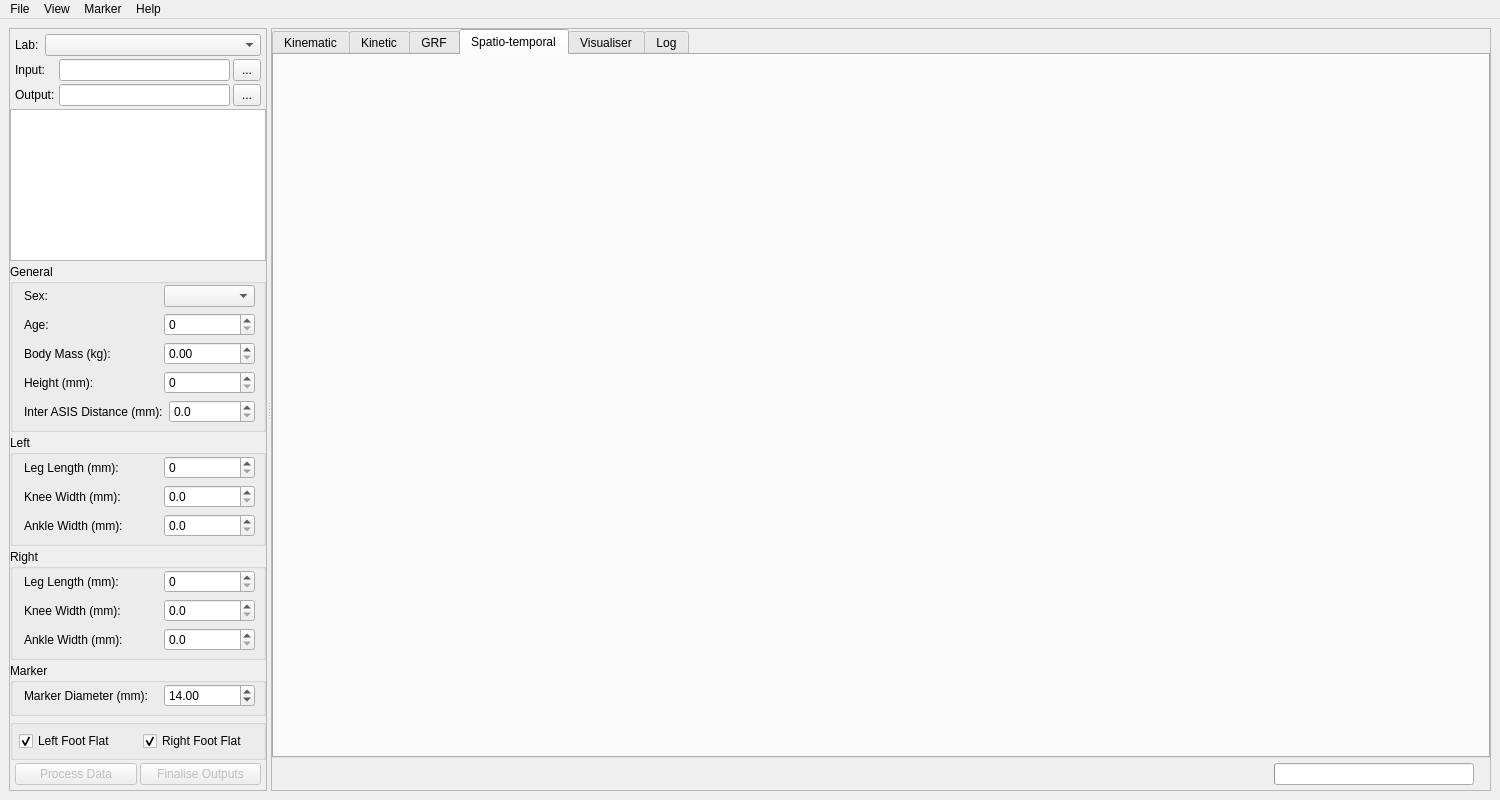
Before: the Qt Designer form src/model_generator/view/qt/main_window.ui in musculoskeletal/gait-model-generator, drawn with Qt 5.
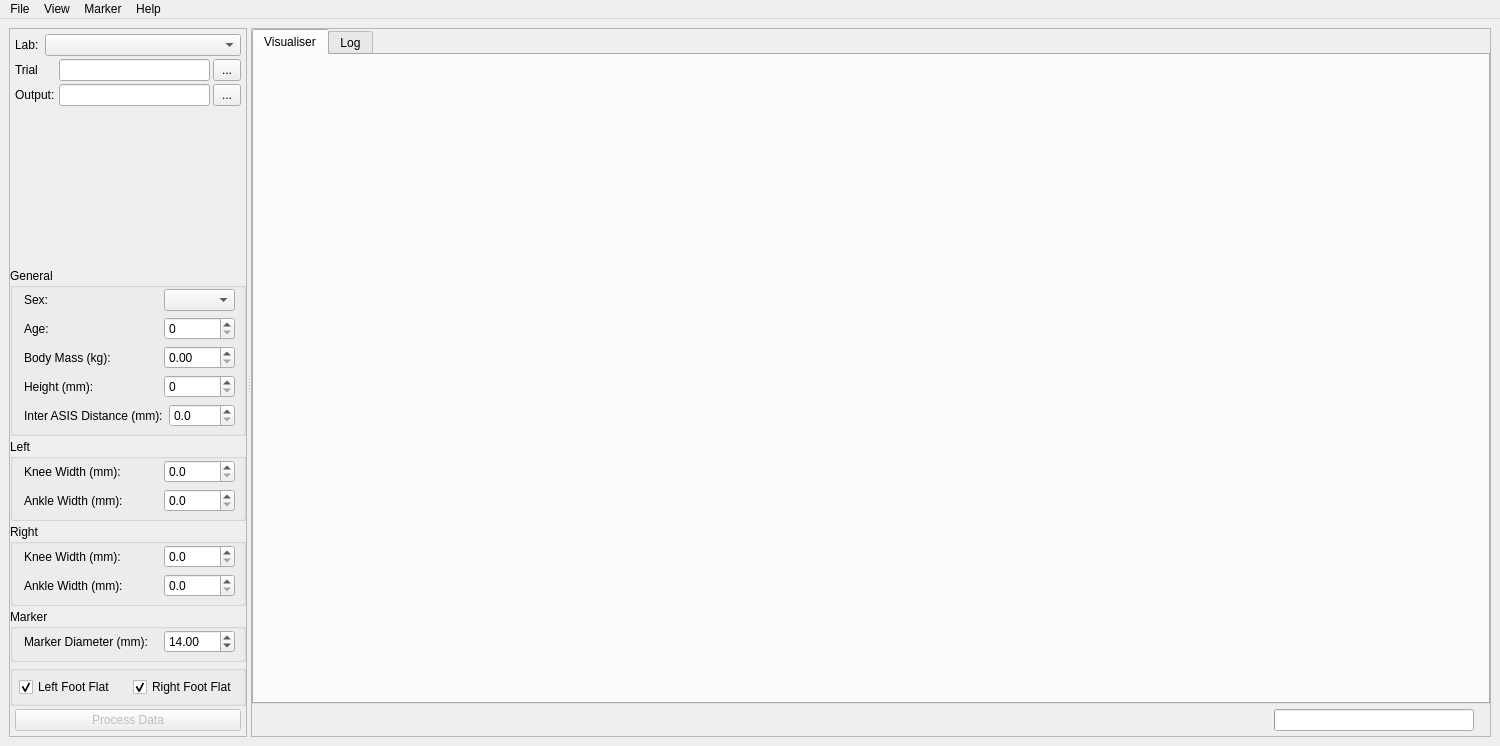
After: the same form once the commit is applied. The open tabs and pages were chosen to show the change. Icons and pictures are not drawn. Custom widgets are drawn as their Qt base class.

Commit message: Simplify main window

```diff
--- a/src/model_generator/view/qt/main_window.ui
+++ b/src/model_generator/view/qt/main_window.ui
@@ -7,7 +7,7 @@
     <x>0</x>
     <y>0</y>
     <width>1500</width>
-    <height>800</height>
+    <height>746</height>
    </rect>
   </property>
   <property name="windowTitle">
@@ -103,7 +103,7 @@
              </size>
             </property>
             <property name="text">
-             <string>Input:</string>
+             <string>Trial</string>
             </property>
            </widget>
           </item>
@@ -197,7 +197,17 @@
          </layout>
         </item>
         <item>
-         <widget class="CustomListWidget" name="listWidgetFiles"/>
+         <spacer name="verticalSpacer">
+          <property name="orientation">
+           <enum>Qt::Orientation::Vertical</enum>
+          </property>
+          <property name="sizeHint" stdset="0">
+           <size>
+            <width>20</width>
+            <height>40</height>
+           </size>
+          </property>
+         </spacer>
         </item>
         <item>
          <widget class="QGroupBox" name="groupBox">
@@ -424,48 +434,6 @@
            <property name="bottomMargin">
             <number>6</number>
            </property>
-           <item>
-            <layout class="QHBoxLayout" name="horizontalLayout_11">
-             <property name="leftMargin">
-              <number>5</number>
-             </property>
-             <property name="rightMargin">
-              <number>5</number>
-             </property>
-             <item>
-              <widget class="QLabel" name="label_9">
-               <property name="minimumSize">
-                <size>
-                 <width>134</width>
-                 <height>0</height>
-                </size>
-               </property>
-               <property name="text">
-                <string>Leg Length (mm):</string>
-               </property>
-              </widget>
-             </item>
-             <item>
-              <widget class="QDoubleSpinBox" name="doubleSpinBoxLeftLegLength">
-               <property name="sizePolicy">
-                <sizepolicy hsizetype="Minimum" vsizetype="Fixed">
-                 <horstretch>0</horstretch>
-                 <verstretch>0</verstretch>
-                </sizepolicy>
-               </property>
-               <property name="decimals">
-                <number>0</number>
-               </property>
-               <property name="maximum">
-                <double>9999.000000000000000</double>
-               </property>
-               <property name="singleStep">
-                <double>1.000000000000000</double>
-               </property>
-              </widget>
-             </item>
-            </layout>
-           </item>
            <item>
             <layout class="QHBoxLayout" name="horizontalLayout_9">
              <property name="leftMargin">
@@ -562,48 +530,6 @@
            <property name="bottomMargin">
             <number>6</number>
            </property>
-           <item>
-            <layout class="QHBoxLayout" name="horizontalLayout_12">
-             <property name="leftMargin">
-              <number>5</number>
-             </property>
-             <property name="rightMargin">
-              <number>5</number>
-             </property>
-             <item>
-              <widget class="QLabel" name="label_10">
-               <property name="minimumSize">
-                <size>
-                 <width>134</width>
-                 <height>0</height>
-                </size>
-               </property>
-               <property name="text">
-                <string>Leg Length (mm):</string>
-               </property>
-              </widget>
-             </item>
-             <item>
-              <widget class="QDoubleSpinBox" name="doubleSpinBoxRightLegLength">
-               <property name="sizePolicy">
-                <sizepolicy hsizetype="Minimum" vsizetype="Fixed">
-                 <horstretch>0</horstretch>
-                 <verstretch>0</verstretch>
-                </sizepolicy>
-               </property>
-               <property name="decimals">
-                <number>0</number>
-               </property>
-               <property name="maximum">
-                <double>9999.000000000000000</double>
-               </property>
-               <property name="singleStep">
-                <double>1.000000000000000</double>
-               </property>
-              </widget>
-             </item>
-            </layout>
-           </item>
            <item>
             <layout class="QHBoxLayout" name="horizontalLayout_10">
              <property name="leftMargin">
@@ -804,16 +730,6 @@
             </property>
            </widget>
           </item>
-          <item>
-           <widget class="QPushButton" name="pushButtonFinalise">
-            <property name="enabled">
-             <bool>false</bool>
-            </property>
-            <property name="text">
-             <string>Finalise Outputs</string>
-            </property>
-           </widget>
-          </item>
          </layout>
         </item>
        </layout>
@@ -852,89 +768,6 @@
           <property name="currentIndex">
            <number>0</number>
           </property>
-          <widget class="QWidget" name="tabKinematic">
-           <attribute name="title">
-            <string>Kinematic</string>
-           </attribute>
-           <layout class="QVBoxLayout" name="verticalLayout_6">
-            <item>
-             <layout class="QVBoxLayout" name="layoutKinematicPlot"/>
-            </item>
-           </layout>
-          </widget>
-          <widget class="QWidget" name="tabKinetic">
-           <attribute name="title">
-            <string>Kinetic</string>
-           </attribute>
-           <layout class="QVBoxLayout" name="verticalLayout_7">
-            <item>
-             <layout class="QVBoxLayout" name="layoutKineticPlot"/>
-            </item>
-           </layout>
-          </widget>
-          <widget class="QWidget" name="tabGRF">
-           <attribute name="title">
-            <string>GRF</string>
-           </attribute>
-           <layout class="QVBoxLayout" name="verticalLayout_4">
-            <item>
-             <layout class="QVBoxLayout" name="layoutGRFPlot"/>
-            </item>
-           </layout>
-          </widget>
-          <widget class="QWidget" name="tabSpatiotemporal">
-           <attribute name="title">
-            <string>Spatio-temporal</string>
-           </attribute>
-           <layout class="QVBoxLayout" name="verticalLayout_8">
-            <item>
-             <widget class="QScrollArea" name="scrollArea">
-              <property name="styleSheet">
-               <string notr="true">background-color: transparent;</string>
-              </property>
-              <property name="frameShape">
-               <enum>QFrame::Shape::NoFrame</enum>
-              </property>
-              <property name="verticalScrollBarPolicy">
-               <enum>Qt::ScrollBarPolicy::ScrollBarAlwaysOff</enum>
-              </property>
-              <property name="horizontalScrollBarPolicy">
-               <enum>Qt::ScrollBarPolicy::ScrollBarAlwaysOff</enum>
-              </property>
-              <property name="widgetResizable">
-               <bool>true</bool>
-              </property>
-              <widget class="QWidget" name="scrollAreaSpatiotemporal">
-               <property name="geometry">
-                <rect>
-                 <x>0</x>
-                 <y>0</y>
-                 <width>1193</width>
-                 <height>667</height>
-                </rect>
-               </property>
-               <layout class="QVBoxLayout" name="verticalLayout_5">
-                <property name="spacing">
-                 <number>40</number>
-                </property>
-                <property name="leftMargin">
-                 <number>30</number>
-                </property>
-                <property name="topMargin">
-                 <number>30</number>
-                </property>
-                <property name="rightMargin">
-                 <number>30</number>
-                </property>
-                <property name="bottomMargin">
-                 <number>30</number>
-                </property>
-               </layout>
-              </widget>
-             </widget>
-            </item>
-           </layout>
-          </widget>
           <widget class="QWidget" name="tabVisualiser">
            <attribute name="title">
             <string>Visualiser</string>
@@ -1236,13 +1069,6 @@
    </property>
   </action>
  </widget>
- <customwidgets>
-  <customwidget>
-   <class>CustomListWidget</class>
-   <extends>QListWidget</extends>
-   <header>c3d_parser/view/widgets.h</header>
-  </customwidget>
- </customwidgets>
  <resources>
   <include location="resources.qrc"/>
  </resources>
```
Left out of the diff: 4 changed lines with no effect on the pictures. The commit also changes 2 other files.
